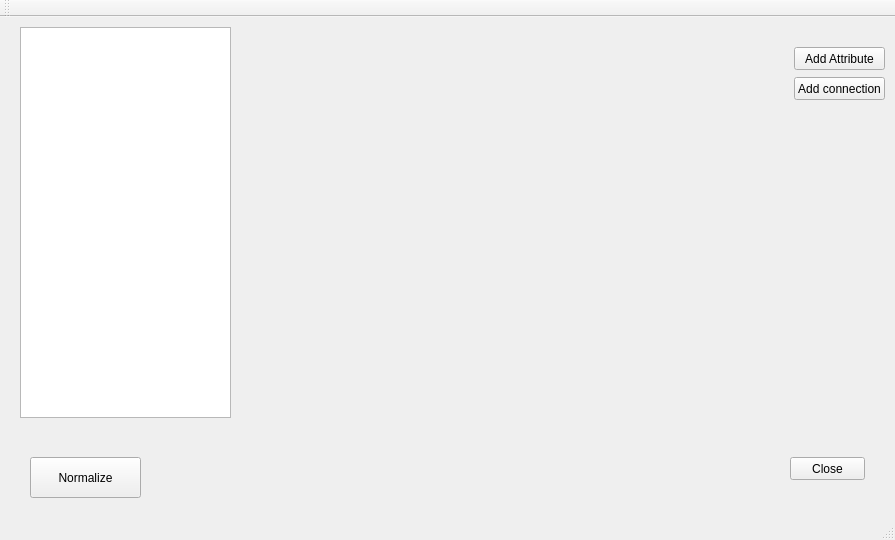
The window that mainwindow.ui (ButtNaked/DBprom2) describes before a commit, drawn with Qt 5.
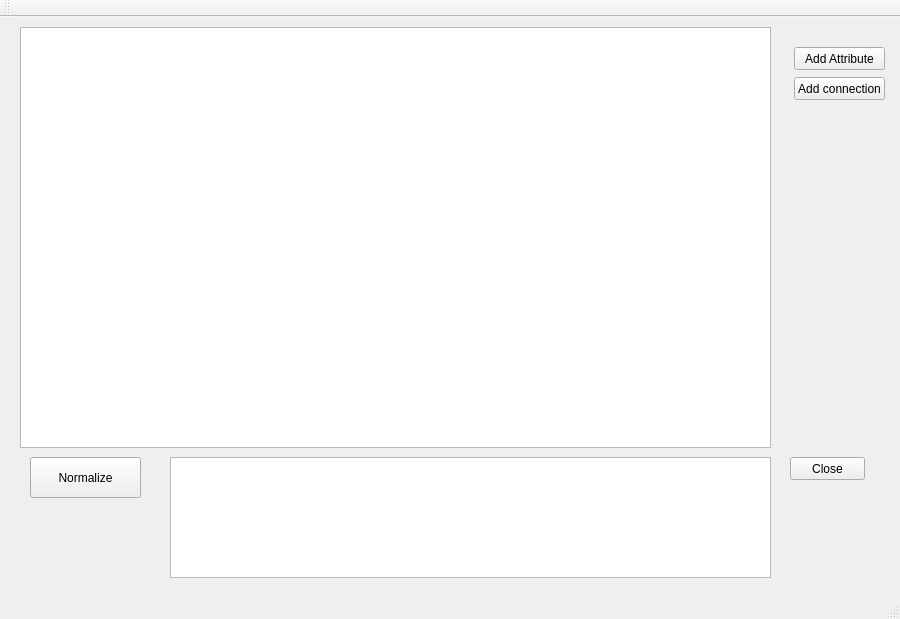
The same window after the commit.

The edit to the form file:
```diff
--- a/mainwindow.ui
+++ b/mainwindow.ui
@@ -6,8 +6,8 @@
    <rect>
     <x>0</x>
     <y>0</y>
-    <width>895</width>
-    <height>540</height>
+    <width>900</width>
+    <height>619</height>
    </rect>
   </property>
   <property name="windowTitle">
@@ -69,10 +69,20 @@
    <widget class="QTextEdit" name="textEdit">
     <property name="geometry">
      <rect>
+      <x>170</x>
+      <y>440</y>
+      <width>601</width>
+      <height>121</height>
+     </rect>
+    </property>
+   </widget>
+   <widget class="QGraphicsView" name="graphicsView">
+    <property name="geometry">
+     <rect>
       <x>20</x>
       <y>10</y>
-      <width>211</width>
-      <height>391</height>
+      <width>751</width>
+      <height>421</height>
      </rect>
     </property>
    </widget>
```
Left out of the diff: 2 changed lines with no effect on the pictures.
